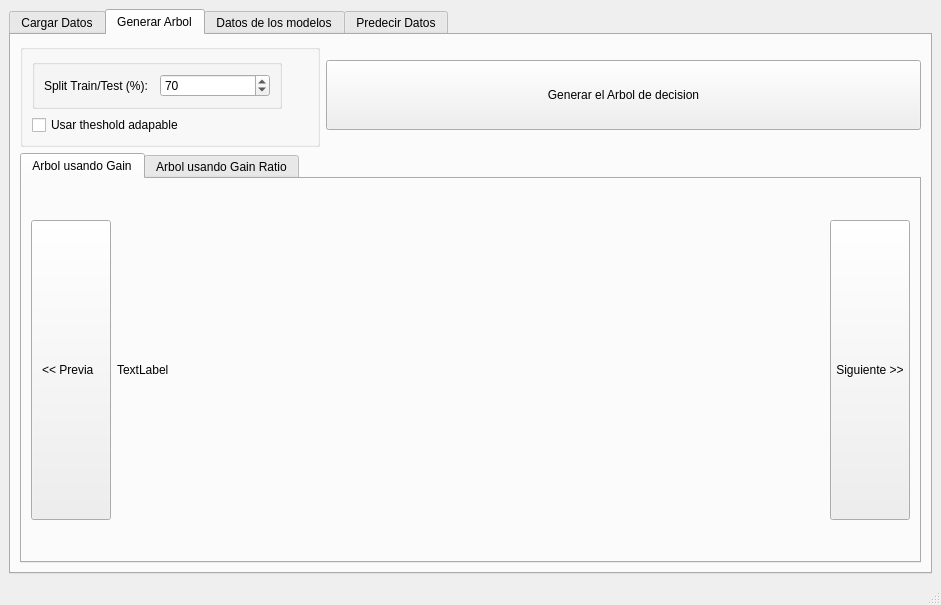
First picture: the form in UI.ui, repository AlejandroFNadal/ia_decision_trees, before the edit.
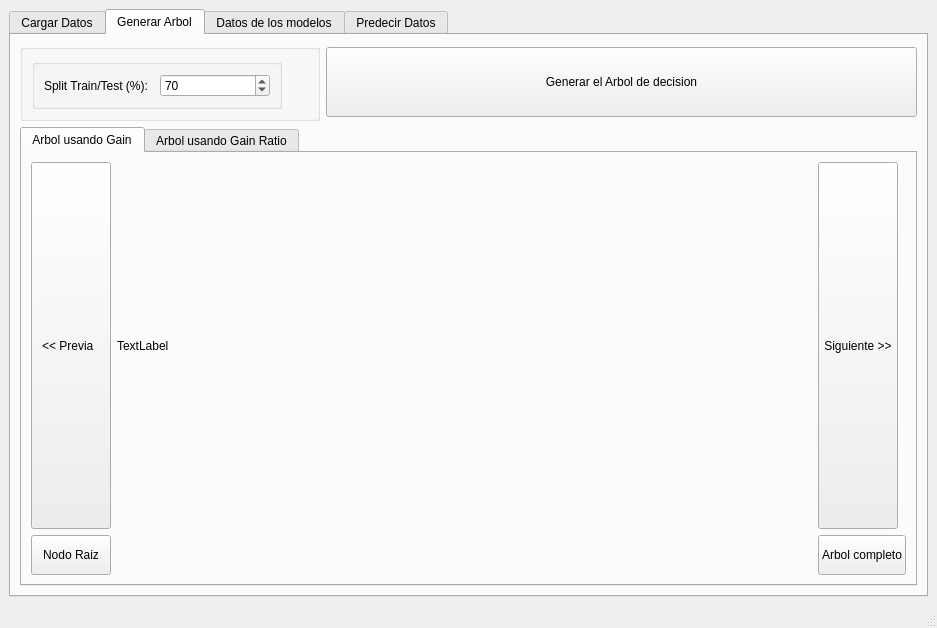
Second picture: the form after the edit. The open tabs and pages were chosen to show the change.

Commit message: Ok, here we go... 2 thresholds. Prev, next, first and last image. Andddddd 0 test data

```diff
--- a/UI.ui
+++ b/UI.ui
@@ -6,8 +6,8 @@
    <rect>
     <x>0</x>
     <y>0</y>
-    <width>941</width>
-    <height>605</height>
+    <width>937</width>
+    <height>628</height>
    </rect>
   </property>
   <property name="windowTitle">
@@ -244,19 +244,6 @@
              </layout>
             </widget>
            </item>
-           <item>
-            <widget class="QCheckBox" name="checkBox">
-             <property name="maximumSize">
-              <size>
-               <width>250</width>
-               <height>16777215</height>
-              </size>
-             </property>
-             <property name="text">
-              <string>Usar theshold adapable</string>
-             </property>
-            </widget>
-           </item>
           </layout>
          </widget>
         </item>
@@ -269,13 +256,51 @@
            <attribute name="title">
             <string>Arbol usando Gain</string>
            </attribute>
-           <layout class="QHBoxLayout" name="horizontalLayout_7">
-            <item>
+           <layout class="QGridLayout" name="gridLayout_5">
+            <item row="2" column="1">
+             <widget class="QPushButton" name="firstImageGain">
+              <property name="minimumSize">
+               <size>
+                <width>0</width>
+                <height>40</height>
+               </size>
+              </property>
+              <property name="maximumSize">
+               <size>
+                <width>100</width>
+                <height>40</height>
+               </size>
+              </property>
+              <property name="text">
+               <string>Nodo Raiz</string>
+              </property>
+             </widget>
+            </item>
+            <item row="2" column="3">
+             <widget class="QPushButton" name="lastImageGain">
+              <property name="minimumSize">
+               <size>
+                <width>0</width>
+                <height>40</height>
+               </size>
+              </property>
+              <property name="maximumSize">
+               <size>
+                <width>100</width>
+                <height>40</height>
+               </size>
+              </property>
+              <property name="text">
+               <string>Arbol completo</string>
+              </property>
+             </widget>
+            </item>
+            <item row="0" column="1">
              <widget class="QPushButton" name="prevImagenGain">
               <property name="maximumSize">
                <size>
                 <width>80</width>
-                <height>300</height>
+                <height>900</height>
                </size>
               </property>
               <property name="text">
@@ -283,22 +308,12 @@
               </property>
              </widget>
             </item>
-            <item>
-             <widget class="QLabel" name="imageGain">
-              <property name="text">
-               <string>TextLabel</string>
-              </property>
-              <property name="scaledContents">
-               <bool>true</bool>
-              </property>
-             </widget>
-            </item>
-            <item>
+            <item row="0" column="3">
              <widget class="QPushButton" name="sigImagenGain">
               <property name="maximumSize">
                <size>
                 <width>80</width>
-                <height>300</height>
+                <height>900</height>
                </size>
               </property>
               <property name="text">
@@ -306,6 +321,16 @@
               </property>
              </widget>
             </item>
+            <item row="0" column="2">
+             <widget class="QLabel" name="imageGain">
+              <property name="text">
+               <string>TextLabel</string>
+              </property>
+              <property name="scaledContents">
+               <bool>true</bool>
+              </property>
+             </widget>
+            </item>
            </layout>
           </widget>
           <widget class="QWidget" name="tabArbolGainRatio">
```
Left out of the diff: 125 changed lines with no effect on the pictures. The commit also changes 9 other files.
